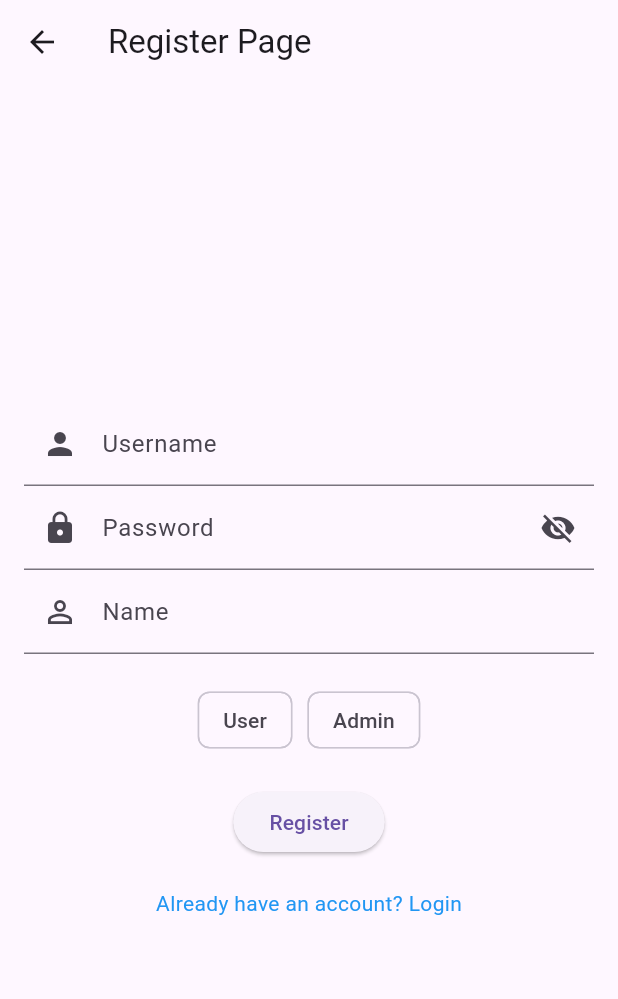
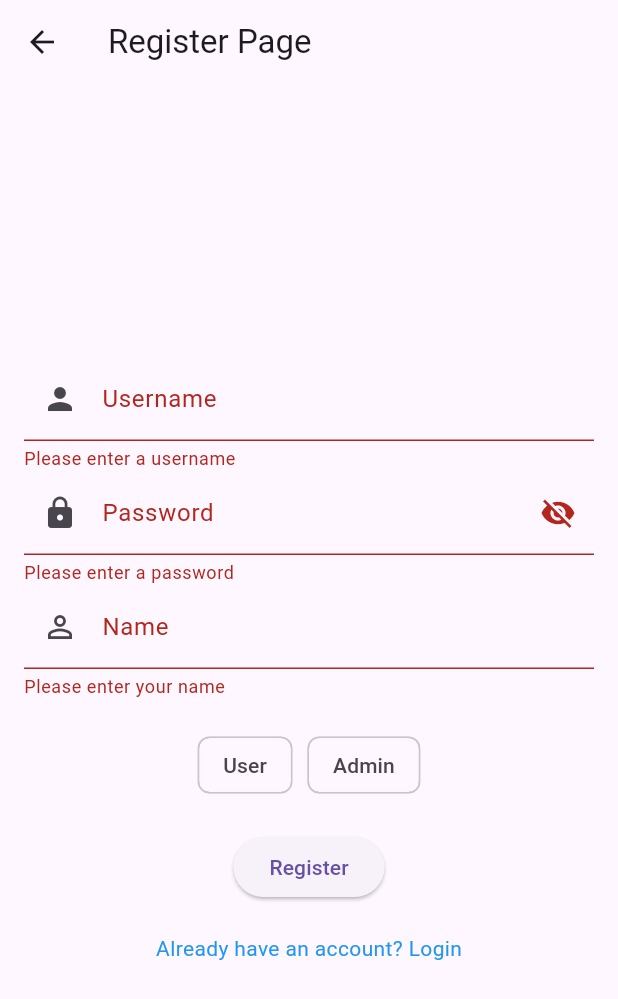
Before and after one commit to 652021059s/lab1_flutter, a Flutter app: the RegisterPage screen opened directly, after a tap on "Register", on a phone screen of 412 x 824 dp. Shown: the top 999 px of the screen. Run offline on Flutter 3.47's test engine with Material 3 defaults, Android fonts, the phone set to English and light mode, and no system bars.

Commit message:
first commit

```diff
--- a/lib/controllers/auth_service.dart
+++ b/lib/controllers/auth_service.dart
@@ -1,4 +1,5 @@
 import 'package:lab1_flutter/models/user_models.dart';
+import 'package:lab1_flutter/screens/register.dart';
 import 'package:lab1_flutter/screens/varibies.dart';
 import 'dart:convert';
 import 'package:http/http.dart' as http;
@@ -17,4 +18,22 @@ body: jsonEncode(
 ));
 print(response.statusCode);
   }
+
+
+
+   Future <void>Register(String username, String password,String name,String role ) async{
+    print(apiURL);
+
+final response = await http.post(Uri.parse("$apiURL/api/user/register"),
+headers:{"Content-Type":"application/json"},
+body: jsonEncode(
+  {
+  "username":username,
+  "password":password,
+  "name":name,
+  "role":role
 }
+));
+print(response.statusCode);
+  }
+}
--- a/lib/screens/register.dart
+++ b/lib/screens/register.dart
@@ -1,4 +1,5 @@
 import 'package:flutter/material.dart';
+import 'package:lab1_flutter/controllers/auth_service.dart';
 
 class RegisterPage extends StatefulWidget {
   @override
@@ -6,6 +7,7 @@ class RegisterPage extends StatefulWidget {
 }
 
 class _RegisterPageState extends State<RegisterPage> {
+  final _formKey = GlobalKey<FormState>(); // ประกาศ _formKey
   final TextEditingController _usernameController = TextEditingController();
   final TextEditingController _passwordController = TextEditingController();
   final TextEditingController _nameController = TextEditingController();
@@ -15,6 +17,29 @@ class _RegisterPageState extends State<RegisterPage> {
   String _selectedRole = '';
 
   final List<String> _roles = ['User', 'Admin']; // รายการตัวเลือก
+
+  void _register() async {
+    if (_formKey.currentState!.validate()) {
+      print('Username: ${_usernameController.text}');
+      print('Password: ${_passwordController.text}');
+      print('Name: ${_nameController.text}');
+      print('Role: $_selectedRole');
+
+      try {
+        // สมมติว่า `auth().login` เป็นฟังก์ชันที่มีอยู่และใช้ได้
+        final user = await AuthService().Register(
+          _usernameController.text,
+          _passwordController.text,
+          _nameController.text,
+          _selectedRole,
+        );
+
+        // เพิ่มการจัดการหลังจากการลงทะเบียนสำเร็จที่นี่ (เช่น เปลี่ยนหน้า)
+      } catch (e) {
+
+      }
+    }
+  }
 
   void _togglePasswordVisibility() {
     setState(() {
@@ -30,17 +55,25 @@ class _RegisterPageState extends State<RegisterPage> {
       ),
       body: Padding(
         padding: const EdgeInsets.all(16.0),
+        child: Form( // ใช้ Form widget และกำหนด key
+          key: _formKey,
           child: Column(
             mainAxisAlignment: MainAxisAlignment.center,
             children: [
-            TextField(
+              TextFormField(
                 controller: _usernameController,
                 decoration: InputDecoration(
                   labelText: 'Username',
                   prefixIcon: Icon(Icons.person), // ไอคอนสำหรับ Username
                 ),
+                validator: (value) {
+                  if (value == null || value.isEmpty) {
+                    return 'Please enter a username';
+                  }
+                  return null;
+                },
               ),
-            TextField(
+              TextFormField(
                 controller: _passwordController,
                 decoration: InputDecoration(
                   labelText: 'Password',
@@ -53,13 +86,25 @@ class _RegisterPageState extends State<RegisterPage> {
                   ),
                 ),
                 obscureText: _obscureText,
+                validator: (value) {
+                  if (value == null || value.isEmpty) {
+                    return 'Please enter a password';
+                  }
+                  return null;
+                },
               ),
-            TextField(
+              TextFormField(
                 controller: _nameController,
                 decoration: InputDecoration(
                   labelText: 'Name',
                   prefixIcon: Icon(Icons.person_outline), // ไอคอนสำหรับ Name
                 ),
+                validator: (value) {
+                  if (value == null || value.isEmpty) {
+                    return 'Please enter your name';
+                  }
+                  return null;
+                },
               ),
               SizedBox(height: 20),
               // แสดง ChoiceChips
@@ -79,9 +124,7 @@ class _RegisterPageState extends State<RegisterPage> {
               ),
               SizedBox(height: 20),
               ElevatedButton(
-              onPressed: () {
-                // Handle register logic here
-              },
+                onPressed: _register, // เรียกใช้งานฟังก์ชันลงทะเบียน
                 child: Text('Register'),
               ),
               SizedBox(height: 20),
@@ -97,6 +140,7 @@ class _RegisterPageState extends State<RegisterPage> {
             ],
           ),
         ),
+      ),
     );
   }
 }
```
Also changed, not shown: lib/page/adminpage.dart (added), lib/page/loginpage.dart (added). Lines whose indentation alone changed are shown as unchanged.
